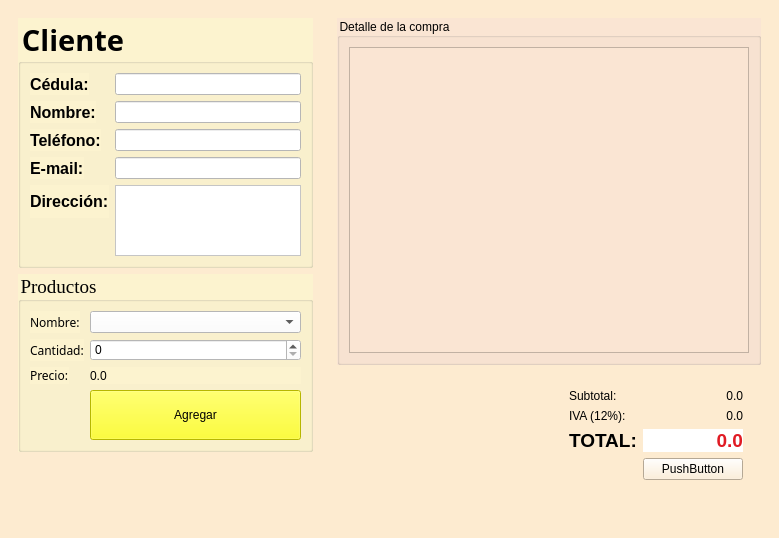
First picture: the form in principal.ui, repository iWhiteLion/Tienda-QT, before the edit.
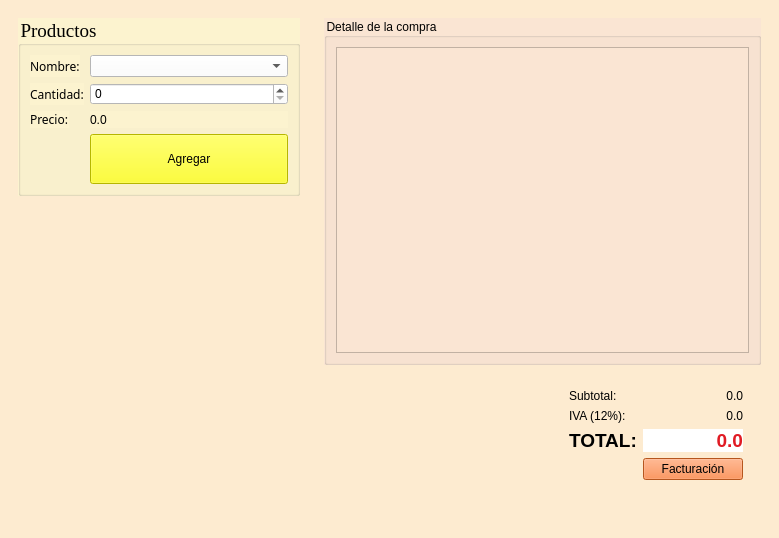
Second picture: the form after the edit. Icons and pictures are not drawn.

```diff
--- a/principal.ui
+++ b/principal.ui
@@ -38,160 +38,12 @@
        </size>
       </property>
       <layout class="QVBoxLayout" name="verticalLayout">
-       <item>
-        <widget class="QGroupBox" name="datosBox">
-         <property name="maximumSize">
-          <size>
-           <width>16777215</width>
-           <height>250</height>
-          </size>
-         </property>
-         <property name="font">
-          <font>
-           <family>Leelawadee</family>
-           <pointsize>22</pointsize>
-           <weight>75</weight>
-           <bold>true</bold>
-          </font>
-         </property>
-         <property name="styleSheet">
-          <string notr="true">background-color: rgb(252, 243, 207 );
-color: rgb(255);</string>
-         </property>
-         <property name="title">
-          <string>Cliente</string>
-         </property>
-         <layout class="QFormLayout" name="formLayout_2">
-          <item row="0" column="0">
-           <widget class="QLabel" name="Cedulatxt">
-            <property name="font">
-             <font>
-              <family>System</family>
-              <pointsize>12</pointsize>
-              <weight>75</weight>
-              <bold>true</bold>
-             </font>
-            </property>
-            <property name="text">
-             <string>Cédula:</string>
-            </property>
-           </widget>
-          </item>
-          <item row="1" column="0">
-           <widget class="QLabel" name="Nombretxt">
-            <property name="font">
-             <font>
-              <family>System</family>
-              <pointsize>12</pointsize>
-              <weight>75</weight>
-              <bold>true</bold>
-             </font>
-            </property>
-            <property name="text">
-             <string>Nombre:</string>
-            </property>
-           </widget>
-          </item>
-          <item row="1" column="1">
-           <widget class="QLineEdit" name="inNombre">
-            <property name="styleSheet">
-             <string notr="true">color: rgb(0, 0, 0);
-background-color: rgb(255, 255, 255);</string>
-            </property>
-           </widget>
-          </item>
-          <item row="2" column="0">
-           <widget class="QLabel" name="Telefonotxt">
-            <property name="font">
-             <font>
-              <family>System</family>
-              <pointsize>12</pointsize>
-              <weight>75</weight>
-              <bold>true</bold>
-             </font>
-            </property>
-            <property name="text">
-             <string>Teléfono:</string>
-            </property>
-           </widget>
-          </item>
-          <item row="2" column="1">
-           <widget class="QLineEdit" name="inTelefono">
-            <property name="styleSheet">
-             <string notr="true">vcolor: rgb(0, 0, 0);
-background-color: rgb(255, 255, 255);</string>
-            </property>
-           </widget>
-          </item>
-          <item row="3" column="0">
-           <widget class="QLabel" name="Emailtxt">
-            <property name="font">
-             <font>
-              <family>System</family>
-              <pointsize>12</pointsize>
-              <weight>75</weight>
-              <bold>true</bold>
-             </font>
-            </property>
-            <property name="text">
-             <string>E-mail:</string>
-            </property>
-           </widget>
-          </item>
-          <item row="3" column="1">
-           <widget class="QLineEdit" name="inEmail">
-            <property name="styleSheet">
-             <string notr="true">background-color: rgb(255, 255, 255);
-color: rgb(0, 0, 0);</string>
-            </property>
-           </widget>
-          </item>
-          <item row="4" column="0">
-           <widget class="QLabel" name="Direcciontxt">
-            <property name="font">
-             <font>
-              <family>System</family>
-              <pointsize>12</pointsize>
-              <weight>75</weight>
-              <bold>true</bold>
-             </font>
-            </property>
-            <property name="text">
-             <string>Dirección:</string>
-            </property>
-           </widget>
-          </item>
-          <item row="4" column="1">
-           <widget class="QTextEdit" name="inDireccion">
-            <property name="minimumSize">
-             <size>
-              <width>60</width>
-              <height>0</height>
-             </size>
-            </property>
-            <property name="styleSheet">
-             <string notr="true">background-color: rgb(255, 255, 255);</string>
-            </property>
-           </widget>
-          </item>
-          <item row="0" column="1">
-           <widget class="QLineEdit" name="inCedula">
-            <property name="styleSheet">
-             <string notr="true">color: rgb(0, 0, 0);
-border-color: rgb(0, 0, 0);
-background-color: rgb(255, 255, 255);</string>
-            </property>
-           </widget>
-          </item>
-         </layout>
-        </widget>
-       </item>
        <item>
         <widget class="QGroupBox" name="groupBox_2">
          <property name="maximumSize">
           <size>
            <width>16777215</width>
-           <height>180</height>
+           <height>200</height>
           </size>
          </property>
          <property name="font">
@@ -464,8 +316,13 @@
              </item>
              <item row="3" column="1">
               <widget class="QPushButton" name="cmdFacturar">
+               <property name="styleSheet">
+                <string notr="true">background-color: rgb(255, 120, 42);
+font: 10pt &quot;Lucida Sans&quot;;
+color: rgb(0, 0, 0);</string>
+               </property>
                <property name="text">
-                <string>PushButton</string>
+                <string>Facturación</string>
                </property>
               </widget>
              </item>
```
